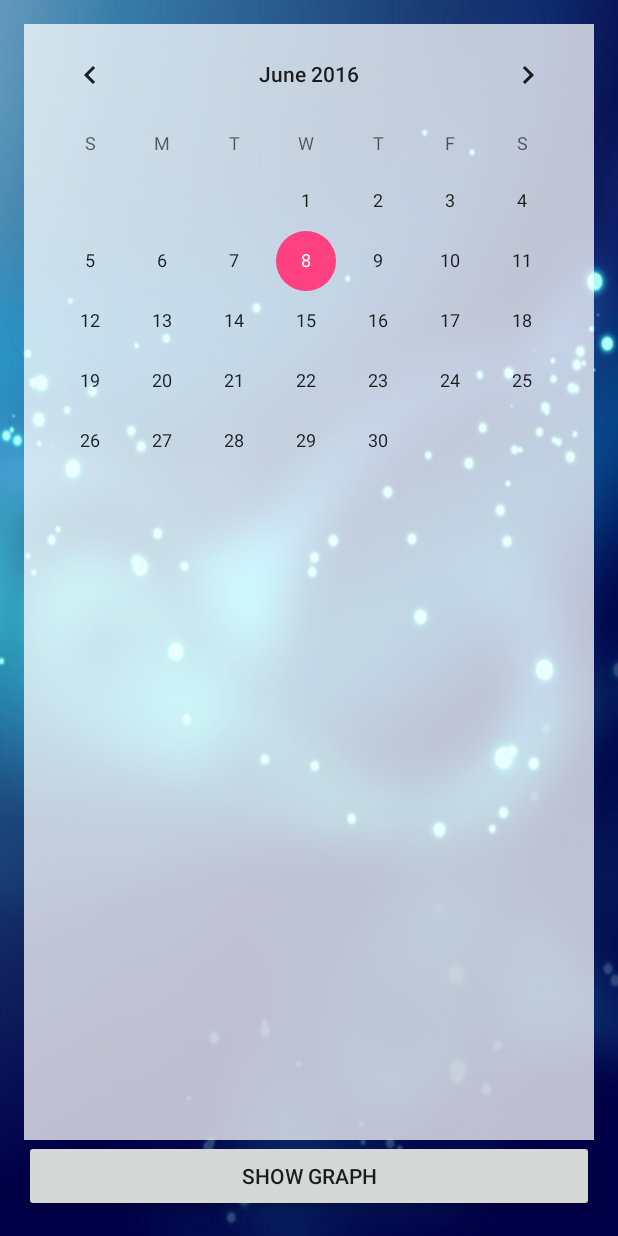
After one commit to tanongsak007/IT-PBRU, an Android app: the CalendarActivity screen opened directly, with no data from a screen before it, on a phone screen of 412 x 824 dp. The commit adds this screen. Run offline under Robolectric (Android 15) with nearby library versions, the phone set to English and light mode, and no system bars; libraries missing offline, so code that uses them is left out: com.squareup.okhttp.

Commit message:
Before lunch

```diff
--- a/app/src/main/AndroidManifest.xml
+++ b/app/src/main/AndroidManifest.xml
@@ -2,7 +2,7 @@
 <manifest xmlns:android="http://schemas.android.com/apk/res/android"
     package="inseenanpbru.tanongsak.itpbru">
 
-    <uses-permission android:name="android.permission.INTERNET"/>
+    <uses-permission android:name="android.permission.INTERNET" />
 
     <application
         android:allowBackup="true"
@@ -17,7 +17,8 @@
                 <category android:name="android.intent.category.LAUNCHER" />
             </intent-filter>
         </activity>
-        <activity android:name=".SignUpActivity"></activity>
+        <activity android:name=".SignUpActivity" />
+        <activity android:name=".CalendarActivity"></activity>
     </application>
 
 </manifest>
--- /dev/null
+++ b/app/src/main/java/inseenanpbru/tanongsak/itpbru/CalendarActivity.java
@@ -0,0 +1,68 @@
+package inseenanpbru.tanongsak.itpbru;
+
+import android.app.AlertDialog;
+import android.content.DialogInterface;
+import android.support.v7.app.AppCompatActivity;
+import android.os.Bundle;
+import android.widget.CalendarView;
+
+import com.squareup.okhttp.Request;
+
+public class CalendarActivity extends AppCompatActivity {
+
+    //Explicit
+    private CalendarView calendarView;
+
+    @Override
+    protected void onCreate(Bundle savedInstanceState) {
+        super.onCreate(savedInstanceState);
+        setContentView(R.layout.activity_calendar);
+
+        //Bind Widget
+        calendarView = (CalendarView) findViewById(R.id.calendarView);
+
+        //Active when Click calendar
+        calendarView.setOnDateChangeListener(new CalendarView.OnDateChangeListener() {
+            @Override
+            public void onSelectedDayChange(CalendarView view, int year, int month, int day) {
+                confirmDialog(day, month, year);
+
+            }
+        });
+
+    }   //Main Method
+
+    private void confirmDialog(int day, int month, int year) {
+
+        String strDate = Integer.toString(day) +
+                "/" + Integer.toBinaryString(month + 1) +
+                "/" + Integer.toBinaryString(year);
+
+        AlertDialog.Builder builder = new AlertDialog.Builder(this);
+        builder.setCancelable(false);
+        builder.setIcon(R.drawable.rat48);
+        builder.setTitle(strDate);
+        builder.setMessage("คุณต้องการ บันทึก รายรับ หรือ รายจ่าย ?");
+        builder.setNegativeButton("Cancel", new DialogInterface.OnClickListener() {
+            @Override
+            public void onClick(DialogInterface dialog, int which) {
+
+            }
+        });
+        builder.setPositiveButton("รายรับ", new DialogInterface.OnClickListener() {
+            @Override
+            public void onClick(DialogInterface dialog, int which) {
+
+            }
+        });
+        builder.setNeutralButton("รายจ่าย", new DialogInterface.OnClickListener() {
+            @Override
+            public void onClick(DialogInterface dialog, int which) {
+
+            }
+        });
+        builder.show();
+
+    }   //confirmDialog
+
+}   //Main Class
--- a/app/src/main/java/inseenanpbru/tanongsak/itpbru/MainActivity.java
+++ b/app/src/main/java/inseenanpbru/tanongsak/itpbru/MainActivity.java
@@ -84,6 +84,12 @@ public class MainActivity extends AppCompatActivity {
             if (passwordString.equals(loginStrings[4])) {
                 Toast.makeText(this, "Welcome " + loginStrings[1] + "" + loginStrings[2],
                         Toast.LENGTH_SHORT).show();
+
+                Intent intent = new Intent(MainActivity.this, CalendarActivity.class);
+                intent.putExtra("login", loginStrings);
+                startActivity(intent);
+                finish();
+
             } else {
                 MyAlert myAlert = new MyAlert();
                 myAlert.myDialog(this, "Password False", "Please Try Again Password False");
--- /dev/null
+++ b/app/src/main/res/layout/activity_calendar.xml
@@ -0,0 +1,26 @@
+<?xml version="1.0" encoding="utf-8"?>
+<RelativeLayout xmlns:android="http://schemas.android.com/apk/res/android"
+    xmlns:tools="http://schemas.android.com/tools"
+    android:layout_width="match_parent"
+    android:layout_height="match_parent"
+    android:paddingBottom="@dimen/activity_vertical_margin"
+    android:paddingLeft="@dimen/activity_horizontal_margin"
+    android:paddingRight="@dimen/activity_horizontal_margin"
+    android:paddingTop="@dimen/activity_vertical_margin"
+    tools:context="inseenanpbru.tanongsak.itpbru.CalendarActivity"
+    android:background="@drawable/bg8">
+
+    <Button
+        android:layout_width="match_parent"
+        android:layout_height="wrap_content"
+        android:text="Show Graph"
+        android:id="@+id/button4"
+        android:layout_alignParentBottom="true" />
+
+    <CalendarView
+        android:layout_width="match_parent"
+        android:layout_height="match_parent"
+        android:id="@+id/calendarView"
+        android:layout_above="@+id/button4"
+        android:background="#7dffffff" />
+</RelativeLayout>
```
